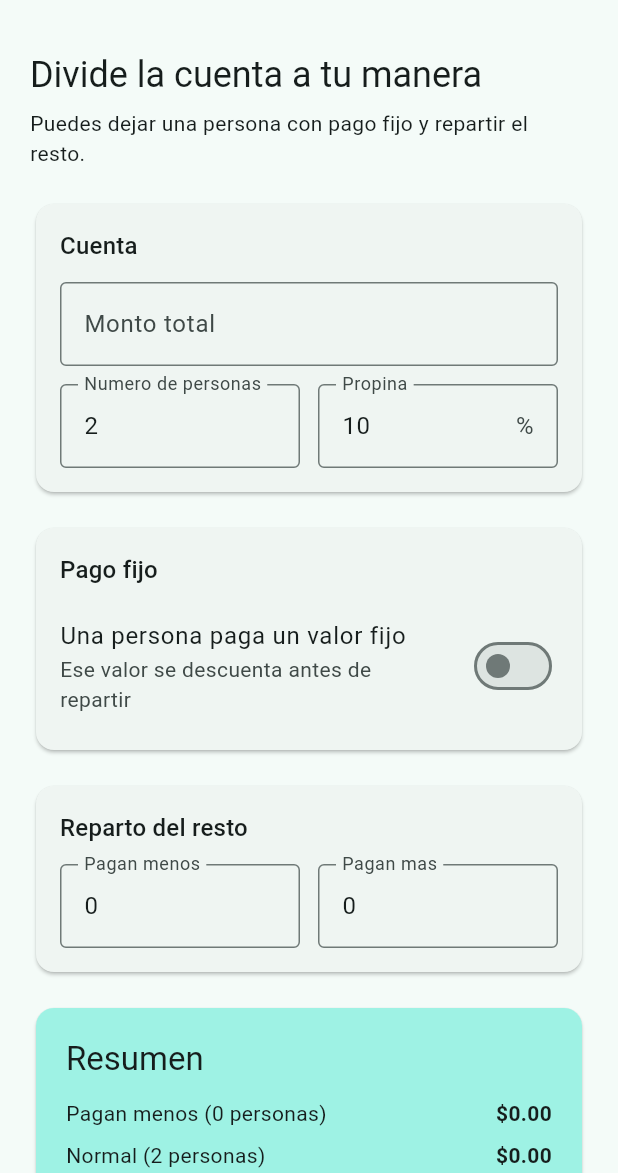
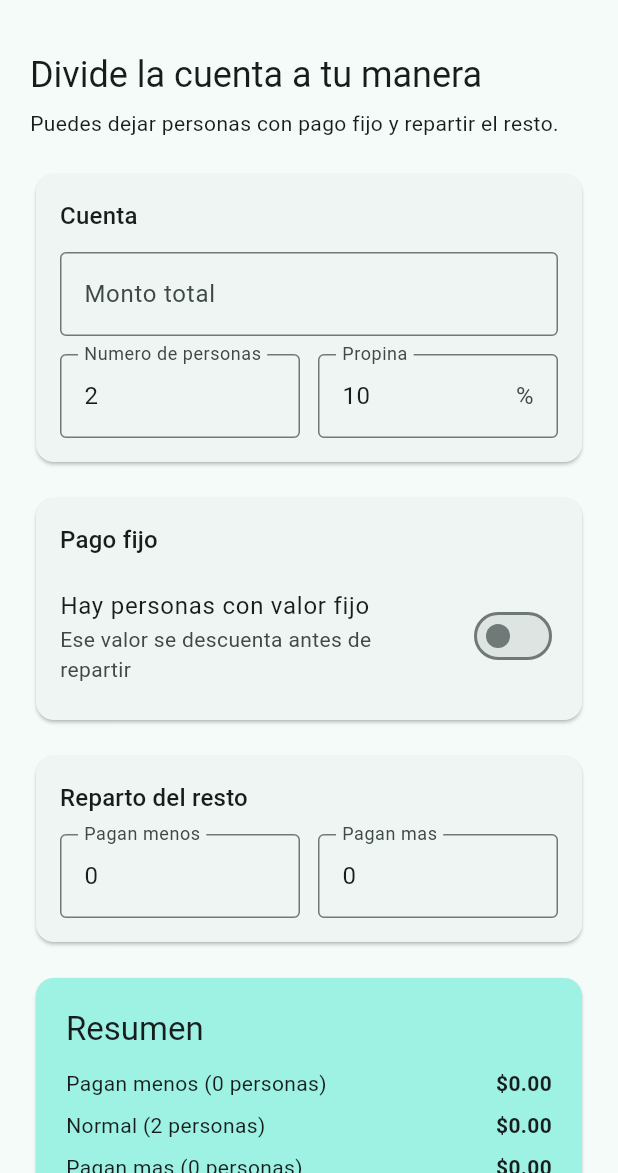
Before and after one commit to BrisneyRod/Clase-ProgramacionApss2026, a Flutter app: the screen it shows after launch, on a phone screen of 412 x 824 dp, the part 63-1236 px from its top. Run offline on Flutter 3.47's test engine with Material 3 defaults, Android fonts, the phone set to English and light mode, and no system bars.

Commit message:
permitir varias personas con pago fijo en vibe

```diff
--- a/lib/main.dart
+++ b/lib/main.dart
@@ -33,6 +33,7 @@ class _BillSplitterPageState extends State<BillSplitterPage> {
   final _tipController = TextEditingController(text: '10');
   final _lessPeopleController = TextEditingController(text: '0');
   final _morePeopleController = TextEditingController(text: '0');
+  final _fixedPeopleController = TextEditingController(text: '0');
   final _fixedAmountController = TextEditingController(text: '0');
 
   bool _hasFixedPayer = false;
@@ -44,6 +45,7 @@ class _BillSplitterPageState extends State<BillSplitterPage> {
     _tipController.dispose();
     _lessPeopleController.dispose();
     _morePeopleController.dispose();
+    _fixedPeopleController.dispose();
     _fixedAmountController.dispose();
     super.dispose();
   }
@@ -53,9 +55,12 @@ class _BillSplitterPageState extends State<BillSplitterPage> {
   double get _tipPercent => double.tryParse(_tipController.text) ?? 0;
   int get _lessPeople => int.tryParse(_lessPeopleController.text) ?? 0;
   int get _morePeople => int.tryParse(_morePeopleController.text) ?? 0;
-  double get _fixedAmount =>
+  int get _fixedPeopleInput =>
+      _hasFixedPayer ? int.tryParse(_fixedPeopleController.text) ?? 0 : 0;
+  int get _fixedPeople => _fixedPeopleInput.clamp(0, _people).toInt();
+  double get _fixedAmountPerPerson =>
       _hasFixedPayer ? double.tryParse(_fixedAmountController.text) ?? 0 : 0;
-  int get _fixedPeople => _hasFixedPayer && _people > 0 ? 1 : 0;
+  double get _fixedTotal => _fixedPeople * _fixedAmountPerPerson;
   int get _flexiblePeople => (_people - _fixedPeople).clamp(0, _people).toInt();
   int get _safeLessPeople => _lessPeople.clamp(0, _flexiblePeople).toInt();
   int get _safeMorePeople =>
@@ -68,7 +73,7 @@ class _BillSplitterPageState extends State<BillSplitterPage> {
   double get _tipAmount => _total * (_tipPercent / 100);
   double get _grandTotal => _total + _tipAmount;
   double get _remainingTotal =>
-      (_grandTotal - _fixedAmount).clamp(0, _grandTotal).toDouble();
+      (_grandTotal - _fixedTotal).clamp(0, _grandTotal).toDouble();
   double get _weightedUnits =>
       (_safeLessPeople * 0.75) + _normalPeople + (_safeMorePeople * 1.25);
   double get _baseShare =>
@@ -91,7 +96,7 @@ class _BillSplitterPageState extends State<BillSplitterPage> {
             ),
             const SizedBox(height: 6),
             Text(
-              'Puedes dejar una persona con pago fijo y repartir el resto.',
+              'Puedes dejar personas con pago fijo y repartir el resto.',
               style: Theme.of(context).textTheme.bodyMedium,
             ),
             const SizedBox(height: 20),
@@ -133,18 +138,31 @@ class _BillSplitterPageState extends State<BillSplitterPage> {
                 SwitchListTile(
                   value: _hasFixedPayer,
                   contentPadding: EdgeInsets.zero,
-                  title: const Text('Una persona paga un valor fijo'),
+                  title: const Text('Hay personas con valor fijo'),
                   subtitle: const Text(
                     'Ese valor se descuenta antes de repartir',
                   ),
                   onChanged: (value) => setState(() => _hasFixedPayer = value),
                 ),
                 if (_hasFixedPayer)
-                  _numberField(
-                    controller: _fixedAmountController,
-                    label: 'Valor fijo de esa persona',
-                    prefixText: r'$ ',
-                    decimal: true,
+                  Row(
+                    children: [
+                      Expanded(
+                        child: _numberField(
+                          controller: _fixedPeopleController,
+                          label: 'Personas fijas',
+                        ),
+                      ),
+                      const SizedBox(width: 12),
+                      Expanded(
+                        child: _numberField(
+                          controller: _fixedAmountController,
+                          label: 'Valor fijo',
+                          prefixText: r'$ ',
+                          decimal: true,
+                        ),
+                      ),
+                    ],
                   ),
               ],
             ),
@@ -226,13 +244,19 @@ class _BillSplitterPageState extends State<BillSplitterPage> {
             Text('Resumen', style: Theme.of(context).textTheme.titleLarge),
             const SizedBox(height: 12),
             if (_hasFixedPayer)
-              _summaryLine('Pago fijo', _fixedAmount, '1 persona'),
+              _summaryLine(
+                'Pago fijo',
+                _fixedAmountPerPerson,
+                '$_fixedPeople personas',
+              ),
             _summaryLine('Pagan menos', _lessShare, '$_safeLessPeople personas'),
             _summaryLine('Normal', _normalShare, '$_normalPeople personas'),
             _summaryLine('Pagan mas', _moreShare, '$_safeMorePeople personas'),
             const Divider(height: 28),
             Text('Propina: \$${_tipAmount.toStringAsFixed(2)}'),
             Text('Total con propina: \$${_grandTotal.toStringAsFixed(2)}'),
+            if (_hasFixedPayer)
+              Text('Total fijo: \$${_fixedTotal.toStringAsFixed(2)}'),
             Text('Restante a repartir: \$${_remainingTotal.toStringAsFixed(2)}'),
           ],
         ),
@@ -248,6 +272,7 @@ class _BillSplitterPageState extends State<BillSplitterPage> {
           Expanded(child: Text('$label ($detail)')),
           Text(
             '\$${amount.toStringAsFixed(2)}',
+            key: Key('$label-amount'),
             style: const TextStyle(fontWeight: FontWeight.bold),
           ),
         ],
```
Also changed, not shown: 2 other files.
